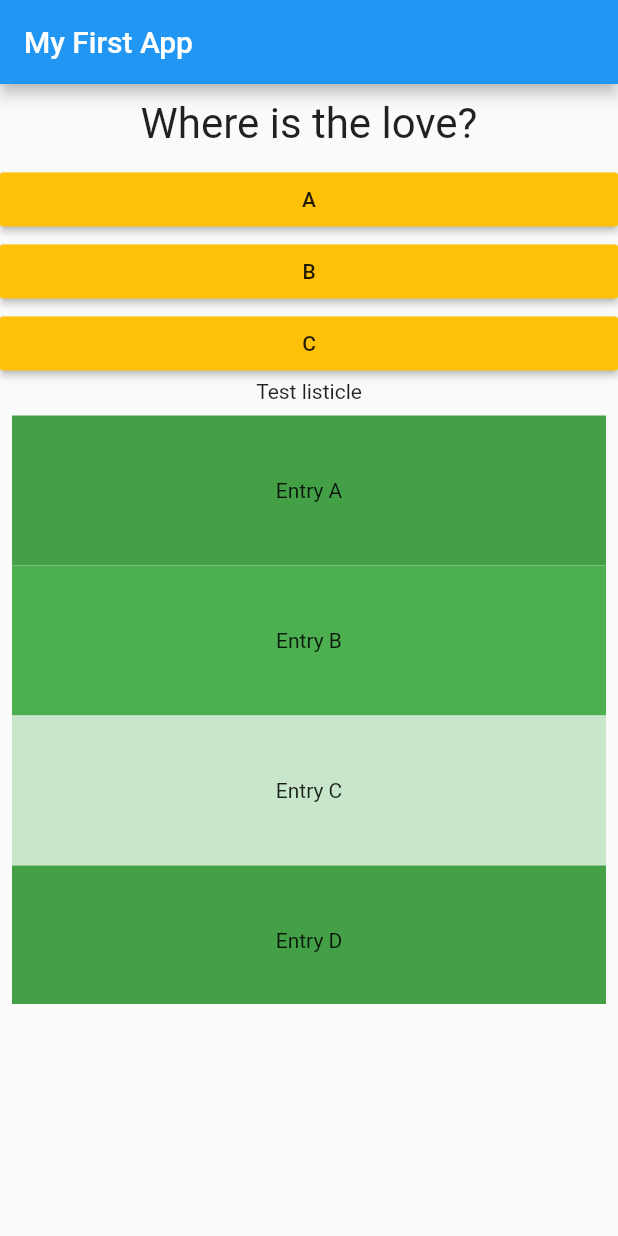
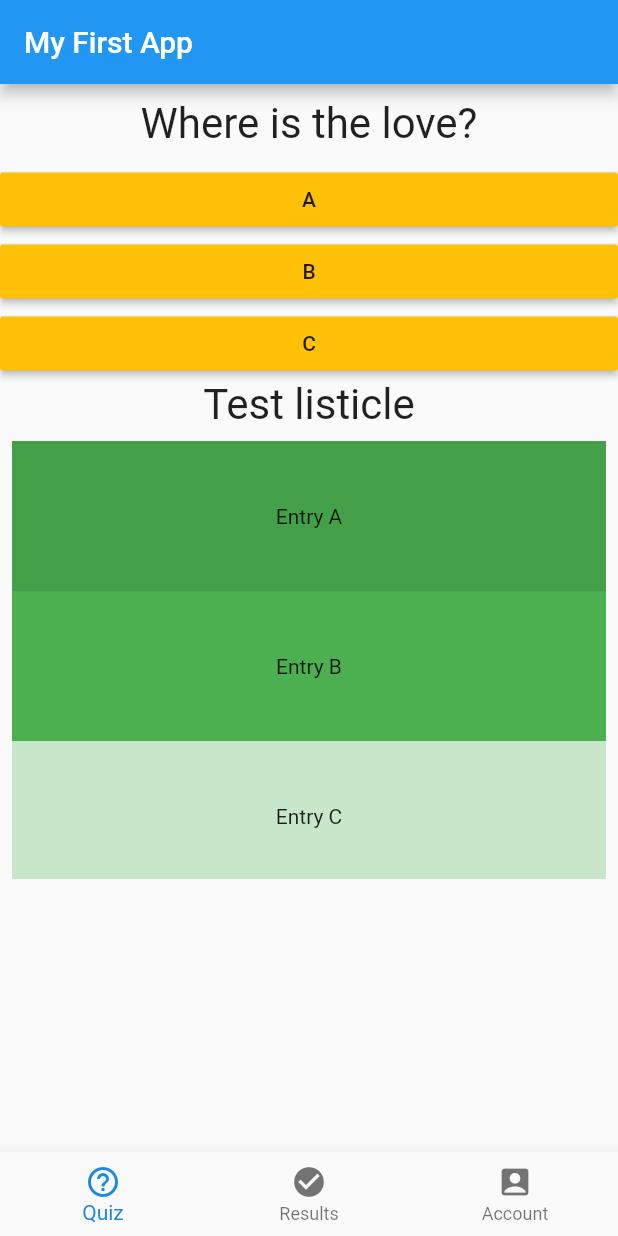
Before and after one commit to crevulus/flutter-test-quiz, a Flutter app: the screen it shows after launch, after a tap on an icon or button, on a phone screen of 412 x 824 dp. Run offline on Flutter 3.47's test engine with Material 2 defaults, Android fonts, the phone set to English and light mode, and no system bars.

Commit message:
added bottom navbar with reactive icons

```diff
--- a/lib/listicle.dart
+++ b/lib/listicle.dart
@@ -14,11 +14,9 @@ class ListicleState extends State<Listicle> {
     return Column(
       children: <Widget>[
         SizedBox(
-          height: 400,
+          height: 300,
           child: ListView.builder(
             primary: false,
-              physics: const AlwaysScrollableScrollPhysics(),
-              shrinkWrap: true,
             padding: const EdgeInsets.all(8),
             itemCount: entries.length,
             itemBuilder: (BuildContext context, int index) {
--- a/lib/main.dart
+++ b/lib/main.dart
@@ -18,6 +18,7 @@ class _MyAppState extends State<MyApp> {
   // adding _ turns public class to private class
   var _questionIndex = 0;
   var _totalScore = 0;
+  int _selectedIndex = 0;
 
   final _questions = const [
     // const = constant value at compile time. Can add in front of value too, unlike JS.
@@ -67,13 +68,19 @@ class _MyAppState extends State<MyApp> {
     print(_questionIndex);
   }
 
+  void _onItemTapped(int index) {
+    setState(() {
+      _selectedIndex = index;
+    });
+  }
+
   @override
   Widget build(BuildContext context) {
     return MaterialApp(
         home: Scaffold(
-      appBar: AppBar(title: Text('My First App')),
-      body: _questionIndex < _questions.length
-          ? Column(
+          appBar: AppBar(title: Text('My First App')),
+          body: _questionIndex < _questions.length
+            ? Column(
               children: [
                 Question(_questions[_questionIndex]['question']),
                 ...(_questions[_questionIndex]['answers']
@@ -85,11 +92,33 @@ class _MyAppState extends State<MyApp> {
                       answer[
                           'text']); // _givenAnswer executed when onPressed is triggered
                 }).toList(),
-                Text('Test listicle'),// returns iterable parent fn not list, so need to call toList
+                Text(
+                  'Test listicle',
+                  style: TextStyle(fontSize: 28),
+                ), // returns iterable parent fn not list, so need to call toList
                 Listicle(),
               ],
             )
           : Result(_totalScore, _resetQuiz),
+          bottomNavigationBar: BottomNavigationBar(
+            items: const <BottomNavigationBarItem>[
+              BottomNavigationBarItem(
+                icon: Icon(Icons.help_outline),
+                title: Text('Quiz'),
+              ),
+              BottomNavigationBarItem(
+                icon: Icon(Icons.check_circle),
+                title: Text('Results'),
+              ),
+              BottomNavigationBarItem(
+                icon: Icon(Icons.account_box),
+                title: Text('Account'),
+              ),
+            ],
+            currentIndex: _selectedIndex,
+            selectedItemColor: Colors.blue[600],
+            onTap: _onItemTapped,
+          ),
     ));
   }
 }
```
Lines whose indentation alone changed are shown as unchanged.
